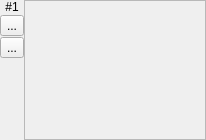
Qt form timeseriesviewer/ui/bandview.ui (jakimowb/eo-time-series-viewer) before a commit.
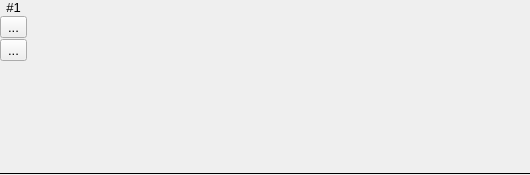
The same form after that commit. Icons and pictures are not drawn.

The edit to the form file:
```diff
--- a/timeseriesviewer/ui/bandview.ui
+++ b/timeseriesviewer/ui/bandview.ui
@@ -6,10 +6,15 @@
    <rect>
     <x>0</x>
     <y>0</y>
-    <width>206</width>
-    <height>140</height>
+    <width>530</width>
+    <height>175</height>
    </rect>
   </property>
+  <property name="font">
+   <font>
+    <pointsize>10</pointsize>
+   </font>
+  </property>
   <property name="windowTitle">
    <string>Frame</string>
   </property>
@@ -19,9 +24,38 @@
   <property name="frameShadow">
    <enum>QFrame::Plain</enum>
   </property>
-  <layout class="QHBoxLayout" name="mainLayout" stretch="0,0">
+  <layout class="QVBoxLayout" name="verticalLayout">
    <property name="spacing">
     <number>0</number>
+   </property>
+   <property name="margin">
+    <number>0</number>
+   </property>
+   <item>
+    <widget class="QFrame" name="sensorList">
+     <property name="sizePolicy">
+      <sizepolicy hsizetype="MinimumExpanding" vsizetype="Preferred">
+       <horstretch>0</horstretch>
+       <verstretch>0</verstretch>
+      </sizepolicy>
+     </property>
+     <property name="font">
+      <font>
+       <pointsize>10</pointsize>
+      </font>
+     </property>
+     <property name="autoFillBackground">
+      <bool>true</bool>
+     </property>
+     <property name="frameShape">
+      <enum>QFrame::NoFrame</enum>
+     </property>
+     <property name="frameShadow">
+      <enum>QFrame::Plain</enum>
+     </property>
+     <layout class="QHBoxLayout" name="horizontalLayout">
+      <property name="spacing">
+       <number>5</number>
    </property>
    <property name="margin">
     <number>0</number>
@@ -82,31 +116,13 @@
     </layout>
    </item>
    <item>
-    <widget class="QFrame" name="sensorRowLayout">
-     <property name="autoFillBackground">
-      <bool>true</bool>
-     </property>
-     <property name="frameShape">
-      <enum>QFrame::StyledPanel</enum>
-     </property>
-     <property name="frameShadow">
-      <enum>QFrame::Raised</enum>
-     </property>
-     <layout class="QHBoxLayout" name="horizontalLayout">
-      <property name="spacing">
-       <number>1</number>
-      </property>
-      <property name="margin">
-       <number>1</number>
-      </property>
-      <item>
        <spacer name="horizontalSpacer">
         <property name="orientation">
          <enum>Qt::Horizontal</enum>
         </property>
         <property name="sizeHint" stdset="0">
          <size>
-          <width>171</width>
+          <width>494</width>
           <height>20</height>
          </size>
         </property>
@@ -115,6 +131,25 @@
      </layout>
     </widget>
    </item>
+   <item>
+    <widget class="Line" name="bottomLine">
+     <property name="minimumSize">
+      <size>
+       <width>0</width>
+       <height>0</height>
+      </size>
+     </property>
+     <property name="frameShadow">
+      <enum>QFrame::Plain</enum>
+     </property>
+     <property name="lineWidth">
+      <number>1</number>
+     </property>
+     <property name="orientation">
+      <enum>Qt::Horizontal</enum>
+     </property>
+    </widget>
+   </item>
   </layout>
   <action name="actionRemoveBandView">
    <property name="icon">
```
Lines whose indentation alone changed are shown as unchanged.
